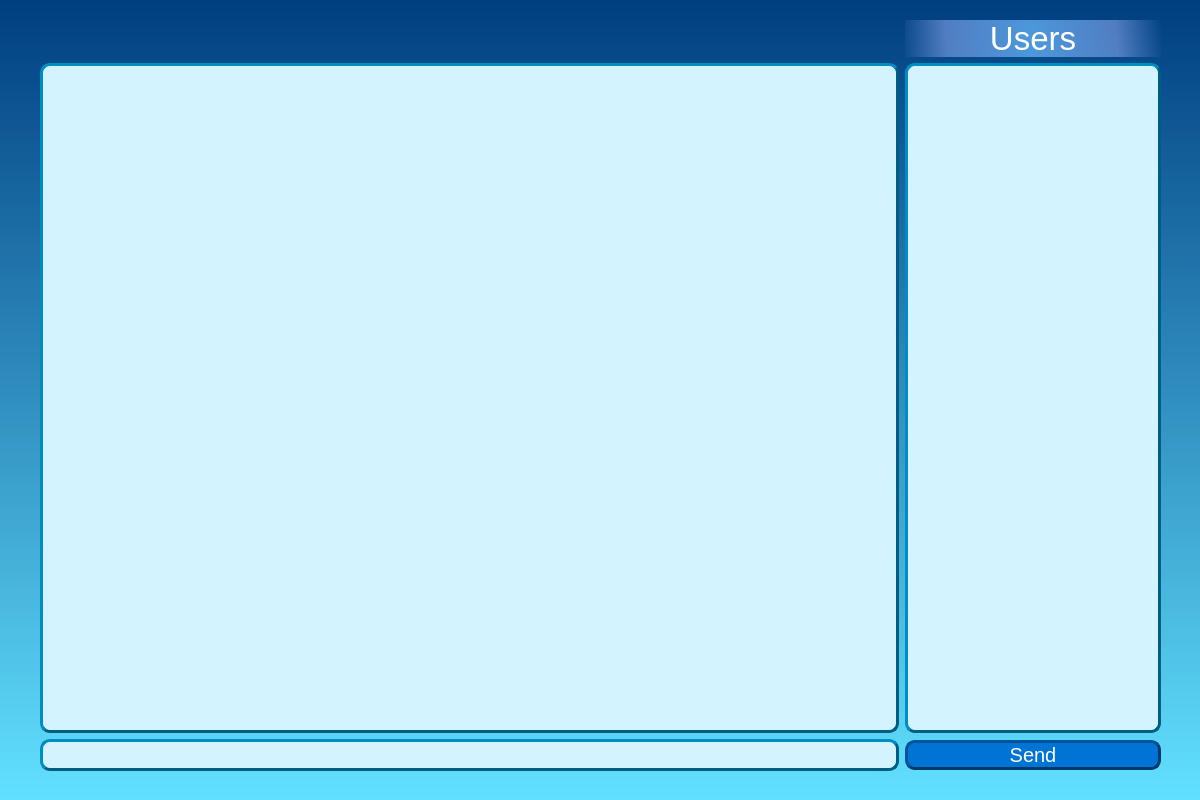
The window that Client/mainwindow.ui (EL96cpp/QuteChat) describes before a commit, drawn with Qt 5.
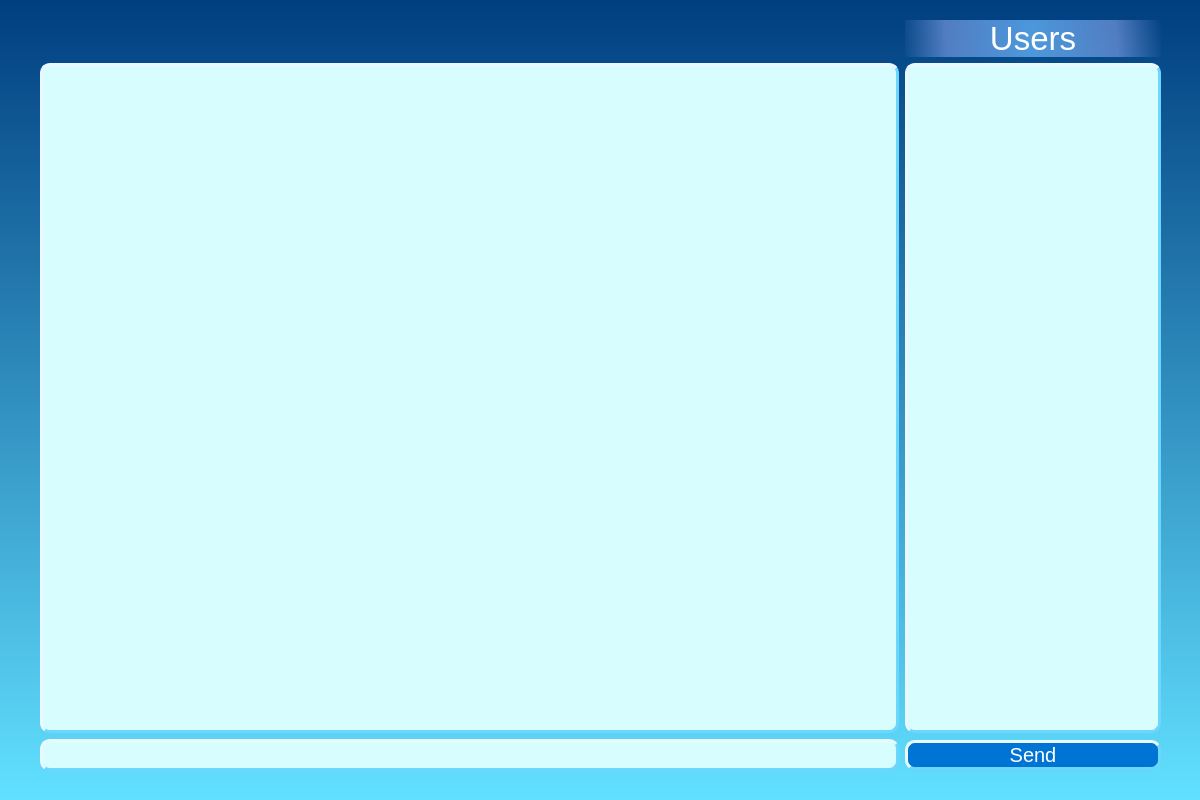
The same window after the commit. The open tabs and pages were chosen to show the change. Icons and pictures are not drawn.

Commit message: Added new typing font and disable messages and nicknames selection

Diff of the .ui file:
```diff
--- a/Client/mainwindow.ui
+++ b/Client/mainwindow.ui
@@ -609,47 +609,6 @@
         <layout class="QVBoxLayout" name="verticalLayout_6">
          <item>
           <layout class="QGridLayout" name="gridLayout_3">
-           <item row="0" column="0">
-            <widget class="QTableView" name="chat_tableview">
-             <property name="styleSheet">
-              <string notr="true">QTableView {
-
-font: 15pt;
-background-color: rgb(210, 243, 255);
-border-radius: 10px;
-border-style: outset;
-border-width: 3px;
-border-color: rgb(0, 94, 131);
-
-}
-
- QScrollBar:vertical {
-
-     background: rgba(143, 210, 236, 70);
-
- }
-
- QScrollBar::handle:vertical {
-
-     background: rgb(128, 197, 224);
-     min-height: 20px;
-	  border-radius: 5px;
-
- }
-
-
-QScrollBar::add-line:horizontal {
-      border: none;
-      background: none;
-}
-
-QScrollBar::sub-line:horizontal {
-      border: none;
-      background: none;
-}</string>
-             </property>
-            </widget>
-           </item>
            <item row="0" column="1">
             <widget class="QListView" name="chat_userlist_view">
              <property name="sizePolicy">
@@ -660,11 +619,11 @@
              </property>
              <property name="styleSheet">
               <string notr="true">font: 20pt;
-background-color: rgb(210, 243, 255);
+background-color: rgb(216, 253, 255);
 border-radius: 10px;
 border-style: outset;
 border-width: 3px;
-border-color: rgb(0, 94, 131);
+border-color: rgb(108, 214, 253);
 </string>
              </property>
             </widget>
@@ -673,14 +632,12 @@
             <widget class="QLineEdit" name="chat_message_edit">
              <property name="styleSheet">
               <string notr="true">font: 15pt;
-background-color: rgb(210, 243, 255);
+background-color: rgb(216, 253, 255);
 border-radius: 10px;
 border-style: outset;
 border-width: 3px;
-border-color: rgb(0, 94, 131);
-
-	min-height: 1.2em;
-</string>
+border-color: rgb(108, 214, 253);
+min-height: 1.2em;</string>
              </property>
             </widget>
            </item>
@@ -690,10 +647,12 @@
               <string notr="true">#ChatSendButton {
 	color: rgb(255, 255, 255);
 	background-color: rgb(0, 116, 213);
+
+
     border-style: outset;
     border-width: 3px;
     border-radius: 10px;
-	border-color: rgb(0, 56, 104);
+border-color: rgb(108, 214, 253);
 	font: 15pt;
 	min-height: 1.4em;
 }
@@ -709,6 +668,54 @@
              </property>
             </widget>
            </item>
+           <item row="0" column="0">
+            <widget class="QListView" name="chat_listview">
+             <property name="styleSheet">
+              <string notr="true">QListView {
+
+background-color: rgb(216, 253, 255);
+border-radius: 10px;
+border-style: outset;
+border-width: 3px;
+border-color: rgb(108, 214, 253);
+
+}
+
+ QScrollBar:vertical {
+
+     background: rgba(143, 210, 236, 70);
+
+ }
+
+ QScrollBar::handle:vertical {
+
+     background: &quot;#A099D1E9&quot;;
+     min-height: 20px;
+	  border-radius: 5px;
+
+ }
+
+
+QScrollBar::add-line:horizontal {
+      border: none;
+      background: none;
+}
+
+QScrollBar::sub-line:horizontal {
+      border: none;
+      background: none;
+}
+
+QScrollBar::right-arrow:horizontal, QScrollBar::left-arrow:horizontal
+{
+      border: none;
+      background: none;
+      color: none;
+}
+</string>
+             </property>
+            </widget>
+           </item>
           </layout>
          </item>
         </layout>
```
The commit also changes 10 other files.
